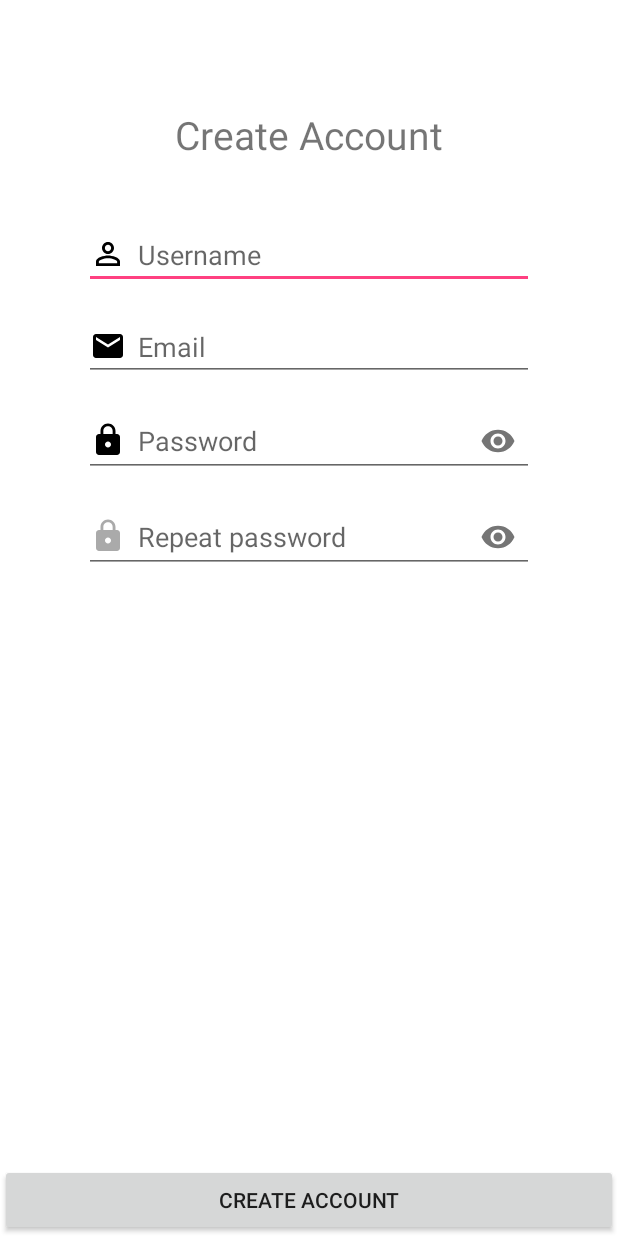
After one commit to SmartHomeSE2/SmartHome, an Android app: the fragment RegisterFragment shown on its own in the app's theme, on a phone screen of 412 x 824 dp. The commit adds this screen. Run offline under Robolectric (Android 15) with nearby library versions, the phone set to English and light mode, and no system bars.

Commit message:
Register page created

```diff
--- a/app/build.gradle
+++ b/app/build.gradle
@@ -23,6 +23,7 @@ dependencies {
     implementation 'com.android.support:appcompat-v7:28.0.0'
     implementation 'com.android.support.constraint:constraint-layout:1.1.3'
     implementation 'com.android.support:design:28.0.0'
+    implementation 'com.android.support:support-v4:28.0.0'
     testImplementation 'junit:junit:4.12'
     androidTestImplementation 'com.android.support.test:runner:1.0.2'
     androidTestImplementation 'com.android.support.test.espresso:espresso-core:3.0.2'
--- a/app/src/main/java/com/smarthome/MainActivity.java
+++ b/app/src/main/java/com/smarthome/MainActivity.java
@@ -1,12 +1,35 @@
 package com.smarthome;
 
 import android.os.Bundle;
+import android.support.v4.app.FragmentManager;
 import android.support.v7.app.AppCompatActivity;
+import android.util.Log;
+import android.view.View;
+import android.widget.TextView;
 
-public class MainActivity extends AppCompatActivity {
+public class MainActivity extends AppCompatActivity implements View.OnClickListener {
+
+    private static final String TAG = "MainActivity";
+
+    private TextView text_register_login;
+
     @Override
     protected void onCreate(Bundle savedInstanceState) {
         super.onCreate(savedInstanceState);
         setContentView(R.layout.activity_main);
+        Log.i(TAG, "onCreate");
+
+        text_register_login = findViewById(R.id.text_register_login);
+        text_register_login.setOnClickListener(this);
+    }
+
+    @Override
+    public void onClick(View v) {
+        if (v == text_register_login) {
+            Log.i(TAG, "register clicked");
+            RegisterFragment registerFragment = new RegisterFragment();
+            FragmentManager fragmentManager = getSupportFragmentManager();
+            fragmentManager.beginTransaction().replace(R.id.layout_login_content_login, registerFragment).addToBackStack(null).commit();
+        }
     }
 }
--- /dev/null
+++ b/app/src/main/java/com/smarthome/RegisterFragment.java
@@ -0,0 +1,30 @@
+package com.smarthome;
+
+
+import android.os.Bundle;
+import android.support.annotation.NonNull;
+import android.support.v4.app.Fragment;
+import android.view.LayoutInflater;
+import android.view.View;
+import android.view.ViewGroup;
+
+
+/**
+ * A simple {@link Fragment} subclass.
+ */
+public class RegisterFragment extends Fragment {
+
+
+    public RegisterFragment() {
+        // Required empty public constructor
+    }
+
+
+    @Override
+    public View onCreateView(@NonNull LayoutInflater inflater, ViewGroup container,
+                             Bundle savedInstanceState) {
+        // Inflate the layout for this fragment
+        return inflater.inflate(R.layout.fragment_register, container, false);
+    }
+
+}
--- /dev/null
+++ b/app/src/main/res/drawable/ic_email_black_24dp.xml
@@ -0,0 +1,9 @@
+<vector xmlns:android="http://schemas.android.com/apk/res/android"
+        android:width="24dp"
+        android:height="24dp"
+        android:viewportWidth="24.0"
+        android:viewportHeight="24.0">
+    <path
+        android:fillColor="#FF000000"
+        android:pathData="M20,4L4,4c-1.1,0 -1.99,0.9 -1.99,2L2,18c0,1.1 0.9,2 2,2h16c1.1,0 2,-0.9 2,-2L22,6c0,-1.1 -0.9,-2 -2,-2zM20,8l-8,5 -8,-5L4,6l8,5 8,-5v2z"/>
+</vector>
--- a/app/src/main/res/layout/activity_main.xml
+++ b/app/src/main/res/layout/activity_main.xml
@@ -11,8 +11,8 @@
         android:id="@+id/button_sign_in_login"
         android:layout_width="wrap_content"
         android:layout_height="wrap_content"
+        android:layout_marginTop="16dp"
         android:layout_marginEnd="8dp"
-        android:layout_marginTop="16dp"
         android:background="@color/colorAccent"
         android:text="@string/sign_in"
         android:textColor="@color/white"
@@ -24,8 +24,8 @@
         android:layout_width="300dp"
         android:layout_height="wrap_content"
         android:layout_marginTop="40dp"
+        android:drawableStart="@drawable/ic_person_outline_black_24dp"
         android:drawablePadding="8dp"
-        android:drawableStart="@drawable/ic_person_outline_black_24dp"
         android:drawableTint="@android:color/darker_gray"
         android:ems="10"
         android:fontFamily="sans-serif"
@@ -40,6 +40,7 @@
         android:layout_width="300dp"
         android:layout_height="wrap_content"
         android:layout_marginTop="16dp"
+        app:hintEnabled="false"
         app:layout_constraintEnd_toEndOf="parent"
         app:layout_constraintStart_toStartOf="parent"
         app:layout_constraintTop_toBottomOf="@+id/edit_email_login"
@@ -50,8 +51,8 @@
             android:id="@+id/edit_password_login"
             android:layout_width="match_parent"
             android:layout_height="match_parent"
+            android:drawableStart="@drawable/ic_lock_black_24dp"
             android:drawablePadding="8dp"
-            android:drawableStart="@drawable/ic_lock_black_24dp"
             android:drawableTint="@android:color/darker_gray"
             android:hint="Password"
             android:inputType="textPassword" />
@@ -62,9 +63,9 @@
         android:id="@+id/text_title_login"
         android:layout_width="wrap_content"
         android:layout_height="wrap_content"
-        android:layout_marginEnd="8dp"
         android:layout_marginStart="8dp"
         android:layout_marginTop="72dp"
+        android:layout_marginEnd="8dp"
         android:fontFamily="sans-serif"
         android:text="Sign In"
         android:textSize="36sp"
@@ -76,8 +77,8 @@
         android:id="@+id/text_not_registered_login"
         android:layout_width="wrap_content"
         android:layout_height="wrap_content"
+        android:layout_marginStart="8dp"
         android:layout_marginEnd="8dp"
-        android:layout_marginStart="8dp"
         android:fontFamily="sans-serif"
         android:text="Not registered?"
         app:layout_constraintBottom_toTopOf="@+id/text_register_login"
@@ -89,8 +90,6 @@
         android:layout_width="wrap_content"
         android:layout_height="wrap_content"
         android:layout_marginBottom="16dp"
-        android:layout_marginEnd="8dp"
-        android:layout_marginStart="8dp"
         android:clickable="true"
         android:focusable="true"
         android:text="Click here to register"
@@ -113,9 +112,9 @@
         android:id="@+id/text_reset_password"
         android:layout_width="wrap_content"
         android:layout_height="wrap_content"
+        android:layout_marginStart="147dp"
+        android:layout_marginEnd="147dp"
         android:layout_marginBottom="8dp"
-        android:layout_marginEnd="147dp"
-        android:layout_marginStart="147dp"
         android:text="Reset Password"
         android:textColor="@color/colorPrimary"
         android:textSize="16sp"
--- /dev/null
+++ b/app/src/main/res/layout/fragment_register.xml
@@ -0,0 +1,116 @@
+<?xml version="1.0" encoding="utf-8"?>
+<android.support.constraint.ConstraintLayout xmlns:android="http://schemas.android.com/apk/res/android"
+    xmlns:app="http://schemas.android.com/apk/res-auto"
+    xmlns:tools="http://schemas.android.com/tools"
+    android:layout_width="match_parent"
+    android:layout_height="match_parent"
+    android:background="@android:color/background_light"
+    android:elevation="20dp"
+    tools:context="com.smarthome.RegisterFragment">
+
+    <TextView
+        android:id="@+id/text_title_register"
+        android:layout_width="wrap_content"
+        android:layout_height="wrap_content"
+        android:layout_marginTop="72dp"
+        android:text="Create Account"
+        android:textSize="26sp"
+        app:layout_constraintEnd_toEndOf="parent"
+        app:layout_constraintStart_toStartOf="parent"
+        app:layout_constraintTop_toTopOf="parent" />
+
+    <Button
+        android:id="@+id/button_create_account_register"
+        android:layout_width="0dp"
+        android:layout_height="wrap_content"
+        android:text="Create Account"
+        app:layout_constraintBottom_toBottomOf="parent"
+        app:layout_constraintEnd_toEndOf="parent"
+        app:layout_constraintStart_toStartOf="parent" />
+
+    <android.support.design.widget.TextInputLayout
+        android:id="@+id/username_register_layout"
+        android:layout_width="300dp"
+        android:layout_height="wrap_content"
+        android:layout_marginTop="40dp"
+        app:hintEnabled="false"
+        app:layout_constraintEnd_toEndOf="parent"
+        app:layout_constraintStart_toStartOf="parent"
+        app:layout_constraintTop_toBottomOf="@+id/text_title_register">
+
+        <android.support.design.widget.TextInputEditText
+            android:id="@+id/edit_username_register"
+            android:layout_width="match_parent"
+            android:layout_height="wrap_content"
+            android:drawableStart="@drawable/ic_person_outline_black_24dp"
+            android:drawablePadding="8dp"
+            android:hint="Username"
+            android:inputType="text"
+            android:nextFocusDown="@id/edit_email_register" />
+    </android.support.design.widget.TextInputLayout>
+
+    <android.support.design.widget.TextInputLayout
+        android:id="@+id/email_register_layout"
+        android:layout_width="300dp"
+        android:layout_height="wrap_content"
+        android:layout_marginTop="16dp"
+        app:hintEnabled="false"
+        app:layout_constraintEnd_toEndOf="parent"
+        app:layout_constraintStart_toStartOf="parent"
+        app:layout_constraintTop_toBottomOf="@+id/username_register_layout">
+
+        <android.support.design.widget.TextInputEditText
+            android:id="@+id/edit_email_register"
+            android:layout_width="match_parent"
+            android:layout_height="wrap_content"
+            android:drawableStart="@drawable/ic_email_black_24dp"
+            android:drawablePadding="8dp"
+            android:hint="Email"
+            android:inputType="textEmailAddress"
+            android:nextFocusDown="@id/edit_password_register" />
+    </android.support.design.widget.TextInputLayout>
+
+    <android.support.design.widget.TextInputLayout
+        android:id="@+id/password_register_layout"
+        android:layout_width="300dp"
+        android:layout_height="wrap_content"
+        android:layout_marginTop="16dp"
+        app:hintEnabled="false"
+        app:layout_constraintEnd_toEndOf="parent"
+        app:layout_constraintStart_toStartOf="parent"
+        app:layout_constraintTop_toBottomOf="@+id/email_register_layout"
+        app:passwordToggleEnabled="true">
+
+        <android.support.design.widget.TextInputEditText
+            android:id="@+id/edit_password_register"
+            android:layout_width="match_parent"
+            android:layout_height="wrap_content"
+            android:drawableStart="@drawable/ic_lock_black_24dp"
+            android:drawablePadding="8dp"
+            android:hint="Password"
+            android:inputType="textPassword" />
+    </android.support.design.widget.TextInputLayout>
+
+    <android.support.design.widget.TextInputLayout
+        android:id="@+id/repeatPassword_register_layout"
+        android:layout_width="300dp"
+        android:layout_height="wrap_content"
+        android:layout_marginTop="16dp"
+        app:hintEnabled="false"
+        app:layout_constraintEnd_toEndOf="parent"
+        app:layout_constraintStart_toStartOf="parent"
+        app:layout_constraintTop_toBottomOf="@+id/password_register_layout"
+        app:passwordToggleEnabled="true">
+
+        <android.support.design.widget.TextInputEditText
+            android:id="@+id/edit_repeatPassword_register"
+            android:layout_width="match_parent"
+            android:layout_height="wrap_content"
+            android:drawableStart="@drawable/ic_lock_black_24dp"
+            android:drawablePadding="8dp"
+            android:drawableTint="@android:color/darker_gray"
+            android:hint="Repeat password"
+            android:inputType="textPassword" />
+    </android.support.design.widget.TextInputLayout>
+
+</android.support.constraint.ConstraintLayout>
--- a/app/src/main/res/values/strings.xml
+++ b/app/src/main/res/values/strings.xml
@@ -1,4 +1,7 @@
 <resources>
     <string name="app_name">SmartHome</string>
     <string name="sign_in">SIGN IN</string>
+
+    <!-- TODO: Remove or change this placeholder text -->
+    <string name="hello_blank_fragment">Hello blank fragment</string>
 </resources>
--- a/app/src/main/res/values/styles.xml
+++ b/app/src/main/res/values/styles.xml
@@ -1,11 +1,15 @@
 <resources>
 
     <!-- Base application theme. -->
-    <style name="AppTheme" parent="Theme.AppCompat.Light.DarkActionBar">
+    <style name="AppTheme" parent="Theme.AppCompat.Light.NoActionBar">
         <!-- Customize your theme here. -->
         <item name="colorPrimary">@color/colorPrimary</item>
         <item name="colorPrimaryDark">@color/colorPrimaryDark</item>
         <item name="colorAccent">@color/colorAccent</item>
     </style>
 
+    <style name="AppTheme.AppBarOverlay" parent="ThemeOverlay.AppCompat.Dark.ActionBar" />
+
+    <style name="AppTheme.PopupOverlay" parent="ThemeOverlay.AppCompat.Light" />
+
 </resources>
```
